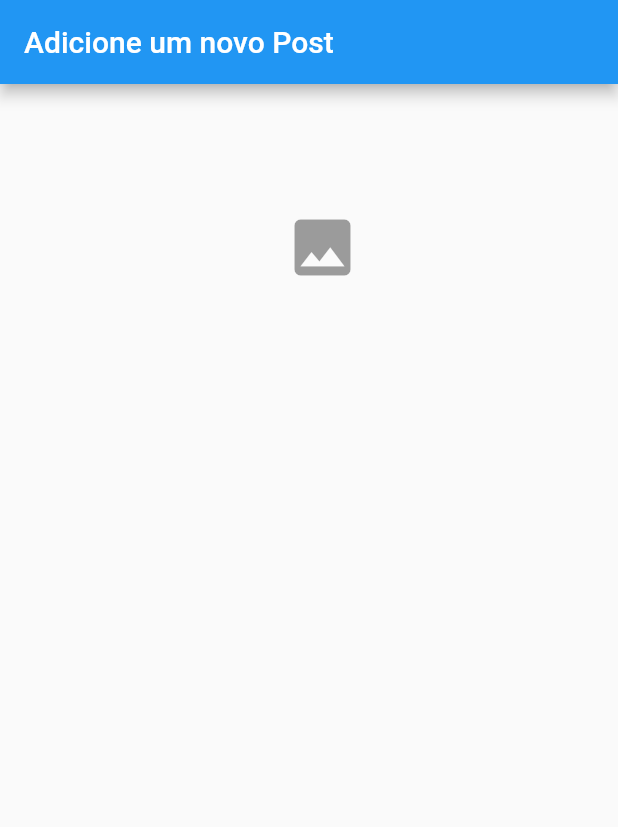
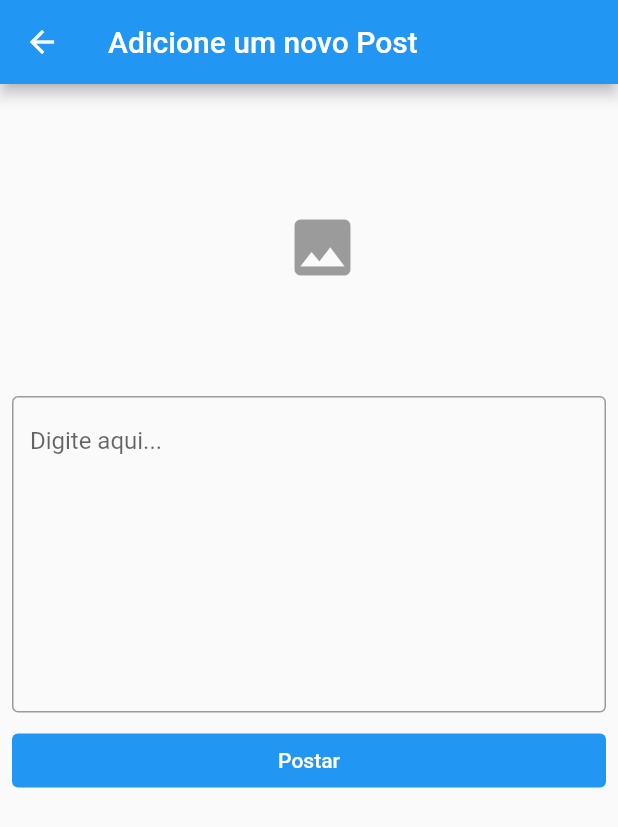
Before and after one commit to WillianyV/Blog, a Flutter app: the PostForm screen opened directly, after a tap on the "image" icon, on a phone screen of 412 x 824 dp. Shown: the top 827 px of the screen. Run offline on Flutter 3.47's test engine with Material 2 defaults, Android fonts, the phone set to English and light mode, and no system bars; our stand-ins replace image_picker, shared_preferences; accounts and stored records are empty.

Commit message:
Post form page

```diff
--- a/frontend_app/lib/screens/home.dart
+++ b/frontend_app/lib/screens/home.dart
@@ -36,9 +36,8 @@ class _HomeState extends State<Home> {
       body: currentIndex == 0 ? PostScreen() : Profile(),
       floatingActionButton: FloatingActionButton(
         onPressed: () {
-          Navigator.of(context).pushAndRemoveUntil(
-              MaterialPageRoute(builder: (context) => PostForm()),
-              (route) => false);
+          Navigator.of(context)
+              .push(MaterialPageRoute(builder: (context) => PostForm()));
         },
         child: Icon(Icons.add),
       ),
--- a/frontend_app/lib/screens/post_form.dart
+++ b/frontend_app/lib/screens/post_form.dart
@@ -1,4 +1,8 @@
+import 'dart:io';
+
 import 'package:flutter/material.dart';
+import 'package:frontend_app/screens/components/components.dart';
+import 'package:image_picker/image_picker.dart';
 
 class PostForm extends StatefulWidget {
   const PostForm({Key? key}) : super(key: key);
@@ -8,17 +12,43 @@ class PostForm extends StatefulWidget {
 }
 
 class _PostFormState extends State<PostForm> {
+  //-------- Variáveis --------
+  final GlobalKey<FormState> _formkey = GlobalKey<FormState>();
+  TextEditingController _bodyController = TextEditingController();
+  bool _loading = false;
+  File? _imageFile;
+  final _picker = ImagePicker();
+
+  //-------- Métodos --------
+  Future getImage() async {
+    final pickedFile = await _picker.pickImage(source: ImageSource.gallery);
+    if (pickedFile != null) {
+      setState(() {
+        _imageFile = File(pickedFile.path);
+      });
+    }
+  }
+
   @override
   Widget build(BuildContext context) {
     return Scaffold(
       appBar: AppBar(
         title: Text('Adicione um novo Post'),
       ),
-      body: ListView(
+      body: _loading
+          ? Center(child: CircularProgressIndicator())
+          : ListView(
               children: [
                 Container(
                   width: MediaQuery.of(context).size.width,
                   height: 200,
+                  decoration: BoxDecoration(
+                    image: _imageFile == null
+                        ? null
+                        : DecorationImage(
+                            image: FileImage(_imageFile ?? File('')),
+                            fit: BoxFit.cover),
+                  ),
                   child: Center(
                     child: IconButton(
                       icon: Icon(
@@ -26,9 +56,40 @@ class _PostFormState extends State<PostForm> {
                         size: 50,
                         color: Colors.black38,
                       ),
-                onPressed: () {},
+                      onPressed: () {
+                        getImage();
+                      },
                     ),
                   ),
+                ),
+                Form(
+                  key: _formkey,
+                  child: Padding(
+                    padding: EdgeInsets.all(8),
+                    child: TextFormField(
+                      controller: _bodyController,
+                      keyboardType: TextInputType.multiline,
+                      maxLines: 9,
+                      validator: (val) => val!.isEmpty
+                          ? 'O campo post não pode ser vazio'
+                          : null,
+                      decoration: InputDecoration(
+                          hintText: "Digite aqui...",
+                          border: OutlineInputBorder(
+                              borderSide:
+                                  BorderSide(width: 1, color: Colors.black38))),
+                    ),
+                  ),
+                ),
+                Padding(
+                  padding: EdgeInsets.symmetric(horizontal: 8),
+                  child: kTextButton('Postar', () {
+                    if (_formkey.currentState!.validate()) {
+                      setState(() {
+                        _loading = !_loading;
+                      });
+                    }
+                  }),
                 )
               ],
             ),
```
Lines whose indentation alone changed are shown as unchanged.
